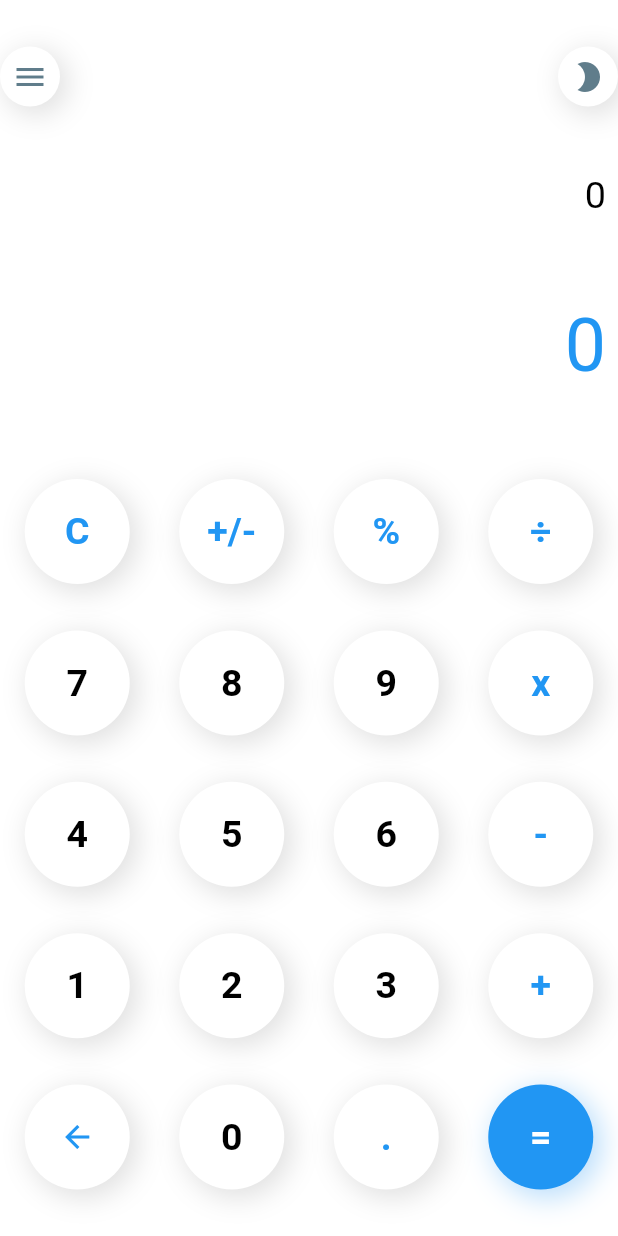
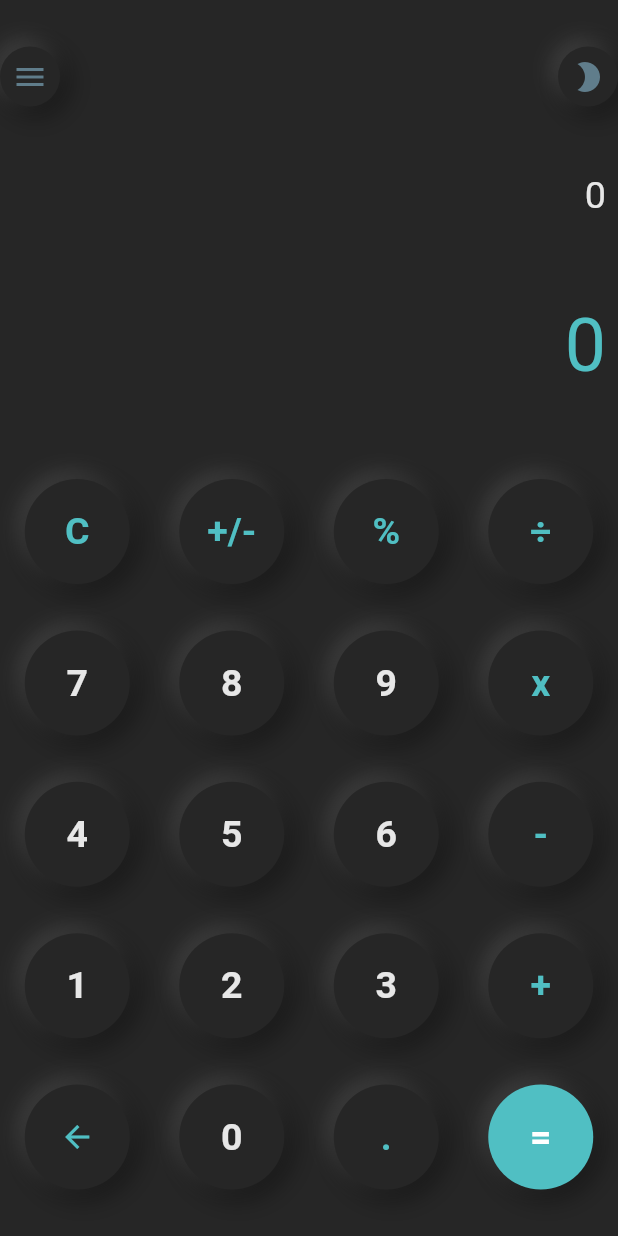
Before and after one commit to Haris2032/si_calulator, a Flutter app: the screen it shows after launch, after a tap on the "wb sunny" icon, on a phone screen of 412 x 824 dp. Run offline on Flutter 3.47's test engine with Material 2 defaults, Android fonts, the phone set to English and light mode, and no system bars; missing offline and left inert: calc_core, firebase_admob; accounts and stored records are empty.

Commit message:
Added dark moode

```diff
--- a/lib/data/data.dart
+++ b/lib/data/data.dart
@@ -7,12 +7,26 @@ class Data {
   static const String image = "images/calculator.png";
 }
 
-final primaryBgColor = Colors.white;
-final primaryButtonColor = Colors.white;
-final primaryIconColor = Colors.black;
-final secondaryIconColor = Colors.blue;
-final primaryShadowColor = Colors.white;
-final secondaryShadowColor = Colors.grey[300];
+class DayTheme {
+  final primaryBgColor = Color(0xffe7e7e7);
+  final primaryButtonColor = Color(0xffe7e7e7);
+  final primaryIconColor = Colors.black;
+  final secondaryIconColor = Color(0xff50bfc3);
+  final primaryShadowColor = Colors.white;
+  final secondaryShadowColor = Color(0xffd1d1d1);
 
-final dayColor = Colors.amber;
-final nightColor = Colors.blueGrey;
+  final themeIcon = Icons.wb_sunny;
+  final themeIconColor = Colors.amber;
+}
+
+class NightTheme {
+  final primaryBgColor = Color(0xff262626);
+  final primaryButtonColor = Color(0xff262626);
+  final primaryIconColor = Color(0xffe7e7e7);
+  final secondaryIconColor = Color(0xff50bfc3);
+  final primaryShadowColor = Color(0xff424242);
+  final secondaryShadowColor = Colors.black45;
+
+  final themeIcon = Icons.brightness_2;
+  final themeIconColor = Colors.blueGrey;
+}
--- a/lib/pages/material_calculator.dart
+++ b/lib/pages/material_calculator.dart
@@ -9,10 +9,13 @@ class MaterialCalculator extends StatefulWidget {
 
 class _MaterialCalculatorState extends State<MaterialCalculator> {
   var valueEntered = '', answer = '';
+
+  var numList = [0, 1, 2, 3, 4, 5, 6, 7, 8, 9];
+
   Calculator calc = Calculator();
-  var numList = [0, 1, 2, 3, 4, 5, 6, 7, 8, 9];
-  var themeIcon = Icons.wb_sunny;
-  var themeColor = dayColor;
+
+  var themeData;
+  bool themeChange = false;
 
   addDigit(int digit) {
     setState(() {
@@ -91,21 +94,13 @@ class _MaterialCalculatorState extends State<MaterialCalculator> {
       addPoint();
     } else if (numList.contains(value)) {
       addDigit(value);
-    } else if (value == 'day') {
+    } else if (value == 'themeChange') {
       setState(() {
-        themeIcon = Icons.brightness_2;
-        themeColor = nightColor;
-      });
-    } else if (value == 'night') {
-      setState(() {
-        themeIcon = Icons.wb_sunny;
-        themeColor = dayColor;
+        themeChange ? themeData = new DayTheme() : themeData = new NightTheme();
+        themeChange = !themeChange;
       });
     } else if (value == 'menu') {
-      setState(() {
-        themeIcon = Icons.wb_sunny;
-        themeColor = dayColor;
-      });
+      print("menu");
     } else {
       switch (value) {
         case '+':
@@ -128,24 +123,22 @@ class _MaterialCalculatorState extends State<MaterialCalculator> {
 
   Widget materialShadowButton(
       {child,
+      childId,
       childColor,
       buttonBgColor,
       primaryShadowColor,
       secondaryShadowColor,
       height = 70.0,
       width = 70.0}) {
+    if (childId == null) {
+      childId = child;
+    }
     return GestureDetector(
       onTap: () {
-        if (child == Icons.arrow_back) {
-          onButtonPressed("backSpace");
-        } else if (child == Icons.wb_sunny) {
-          onButtonPressed("day");
-        } else if (child == Icons.brightness_2) {
-          onButtonPressed("night");
-        } else if (child == Icons.menu) {
-          onButtonPressed("menu");
+        if (child == childId) {
+          onButtonPressed(child);
         } else {
-          onButtonPressed(child);
+          onButtonPressed(childId);
         }
       },
       child: Container(
@@ -185,11 +178,23 @@ class _MaterialCalculatorState extends State<MaterialCalculator> {
   }
 
   @override
+  void initState() {
+    super.initState();
+    themeData = new DayTheme();
+  }
+
+  @override
+  void dispose() {
+    themeData = new DayTheme();
+    super.dispose();
+  }
+
+  @override
   Widget build(BuildContext context) {
     final height = MediaQuery.of(context).size.height;
     final width = MediaQuery.of(context).size.width;
     return Scaffold(
-      backgroundColor: primaryBgColor,
+      backgroundColor: themeData.primaryBgColor,
       body: Column(
         children: <Widget>[
           Container(
@@ -205,21 +210,24 @@ class _MaterialCalculatorState extends State<MaterialCalculator> {
                     children: <Widget>[
                       materialShadowButton(
                         child: Icons.menu,
-                        childColor: nightColor,
-                        primaryShadowColor: primaryShadowColor,
-                        secondaryShadowColor: secondaryShadowColor,
-                        buttonBgColor: primaryButtonColor,
+                        childId: 'menu',
+                        childColor: themeData.themeIconColor,
+                        primaryShadowColor: themeData.primaryShadowColor,
+                        secondaryShadowColor: themeData.secondaryShadowColor,
+                        buttonBgColor: themeData.primaryButtonColor,
                         height: 40.0,
                         width: 40.0,
                       ),
                       materialShadowButton(
-                          child: themeIcon,
-                          height: 40.0,
-                          width: 40.0,
-                          childColor: themeColor,
-                          primaryShadowColor: primaryShadowColor,
-                          secondaryShadowColor: secondaryShadowColor,
-                          buttonBgColor: primaryButtonColor),
+                        child: themeData.themeIcon,
+                        childId: 'themeChange',
+                        childColor: themeData.themeIconColor,
+                        primaryShadowColor: themeData.primaryShadowColor,
+                        secondaryShadowColor: themeData.secondaryShadowColor,
+                        buttonBgColor: themeData.primaryButtonColor,
+                        height: 40.0,
+                        width: 40.0,
+                      ),
                     ],
                   ),
                 ),
@@ -233,7 +241,7 @@ class _MaterialCalculatorState extends State<MaterialCalculator> {
                       valueEntered != '' ? valueEntered : '0',
                       textAlign: TextAlign.left,
                       textScaleFactor: 1.8,
-                      style: TextStyle(color: primaryIconColor),
+                      style: TextStyle(color: themeData.primaryIconColor),
                     ),
                   ),
                 ),
@@ -246,7 +254,7 @@ class _MaterialCalculatorState extends State<MaterialCalculator> {
                       child: Text(
                         answer != '' ? answer : '0',
                         textScaleFactor: 3.5,
-                        style: TextStyle(color: secondaryIconColor),
+                        style: TextStyle(color: themeData.secondaryIconColor),
                       ),
                     ),
                   ),
@@ -264,28 +272,28 @@ class _MaterialCalculatorState extends State<MaterialCalculator> {
                     children: <Widget>[
                       materialShadowButton(
                           child: "C",
-                          childColor: secondaryIconColor,
-                          primaryShadowColor: primaryShadowColor,
-                          secondaryShadowColor: secondaryShadowColor,
-                          buttonBgColor: primaryButtonColor),
+                          childColor: themeData.secondaryIconColor,
+                          primaryShadowColor: themeData.primaryShadowColor,
+                          secondaryShadowColor: themeData.secondaryShadowColor,
+                          buttonBgColor: themeData.primaryButtonColor),
                       materialShadowButton(
                           child: "+/-",
-                          childColor: secondaryIconColor,
-                          primaryShadowColor: primaryShadowColor,
-                          secondaryShadowColor: secondaryShadowColor,
-                          buttonBgColor: primaryButtonColor),
+                          childColor: themeData.secondaryIconColor,
+                          primaryShadowColor: themeData.primaryShadowColor,
+                          secondaryShadowColor: themeData.secondaryShadowColor,
+                          buttonBgColor: themeData.primaryButtonColor),
                       materialShadowButton(
                           child: "%",
-                          childColor: secondaryIconColor,
-                          primaryShadowColor: primaryShadowColor,
-                          secondaryShadowColor: secondaryShadowColor,
-                          buttonBgColor: primaryButtonColor),
+                          childColor: themeData.secondaryIconColor,
+                          primaryShadowColor: themeData.primaryShadowColor,
+                          secondaryShadowColor: themeData.secondaryShadowColor,
+                          buttonBgColor: themeData.primaryButtonColor),
                       materialShadowButton(
                           child: "÷",
-                          childColor: secondaryIconColor,
-                          primaryShadowColor: primaryShadowColor,
-                          secondaryShadowColor: secondaryShadowColor,
-                          buttonBgColor: primaryButtonColor)
+                          childColor: themeData.secondaryIconColor,
+                          primaryShadowColor: themeData.primaryShadowColor,
+                          secondaryShadowColor: themeData.secondaryShadowColor,
+                          buttonBgColor: themeData.primaryButtonColor)
                     ],
                   ),
                   Row(
@@ -293,29 +301,29 @@ class _MaterialCalculatorState extends State<MaterialCalculator> {
                     children: <Widget>[
                       materialShadowButton(
                           child: 7,
-                          childColor: primaryIconColor,
-                          primaryShadowColor: primaryShadowColor,
-                          secondaryShadowColor: secondaryShadowColor,
-                          buttonBgColor: primaryButtonColor),
+                          childColor: themeData.primaryIconColor,
+                          primaryShadowColor: themeData.primaryShadowColor,
+                          secondaryShadowColor: themeData.secondaryShadowColor,
+                          buttonBgColor: themeData.primaryButtonColor),
                       materialShadowButton(
                         child: 8,
-                        childColor: primaryIconColor,
-                        primaryShadowColor: primaryShadowColor,
-                        secondaryShadowColor: secondaryShadowColor,
-                        buttonBgColor: primaryButtonColor,
+                        childColor: themeData.primaryIconColor,
+                        primaryShadowColor: themeData.primaryShadowColor,
+                        secondaryShadowColor: themeData.secondaryShadowColor,
+                        buttonBgColor: themeData.primaryButtonColor,
                       ),
                       materialShadowButton(
                           child: 9,
-                          childColor: primaryIconColor,
-                          primaryShadowColor: primaryShadowColor,
-                          secondaryShadowColor: secondaryShadowColor,
-                          buttonBgColor: primaryButtonColor),
+                          childColor: themeData.primaryIconColor,
+                          primaryShadowColor: themeData.primaryShadowColor,
+                          secondaryShadowColor: themeData.secondaryShadowColor,
+                          buttonBgColor: themeData.primaryButtonColor),
                       materialShadowButton(
                           child: "x",
-                          childColor: secondaryIconColor,
-                          primaryShadowColor: primaryShadowColor,
-                          secondaryShadowColor: secondaryShadowColor,
-                          buttonBgColor: primaryButtonColor)
+                          childColor: themeData.secondaryIconColor,
+                          primaryShadowColor: themeData.primaryShadowColor,
+                          secondaryShadowColor: themeData.secondaryShadowColor,
+                          buttonBgColor: themeData.primaryButtonColor)
                     ],
                   ),
                   Row(
@@ -323,28 +331,28 @@ class _MaterialCalculatorState extends State<MaterialCalculator> {
                     children: <Widget>[
                       materialShadowButton(
                           child: 4,
-                          childColor: primaryIconColor,
-                          primaryShadowColor: primaryShadowColor,
-                          secondaryShadowColor: secondaryShadowColor,
-                          buttonBgColor: primaryButtonColor),
+                          childColor: themeData.primaryIconColor,
+                          primaryShadowColor: themeData.primaryShadowColor,
+                          secondaryShadowColor: themeData.secondaryShadowColor,
+                          buttonBgColor: themeData.primaryButtonColor),
                       materialShadowButton(
                           child: 5,
-                          childColor: primaryIconColor,
-                          primaryShadowColor: primaryShadowColor,
-                          secondaryShadowColor: secondaryShadowColor,
-                          buttonBgColor: primaryButtonColor),
+                          childColor: themeData.primaryIconColor,
+                          primaryShadowColor: themeData.primaryShadowColor,
+                          secondaryShadowColor: themeData.secondaryShadowColor,
+                          buttonBgColor: themeData.primaryButtonColor),
                       materialShadowButton(
                           child: 6,
-                          childColor: primaryIconColor,
-                          primaryShadowColor: primaryShadowColor,
-                          secondaryShadowColor: secondaryShadowColor,
-                          buttonBgColor: primaryButtonColor),
+                          childColor: themeData.primaryIconColor,
+                          primaryShadowColor: themeData.primaryShadowColor,
+                          secondaryShadowColor: themeData.secondaryShadowColor,
+                          buttonBgColor: themeData.primaryButtonColor),
                       materialShadowButton(
                           child: "-",
-                          childColor: secondaryIconColor,
-                          primaryShadowColor: primaryShadowColor,
-                          secondaryShadowColor: secondaryShadowColor,
-                          buttonBgColor: primaryButtonColor)
+                          childColor: themeData.secondaryIconColor,
+                          primaryShadowColor: themeData.primaryShadowColor,
+                          secondaryShadowColor: themeData.secondaryShadowColor,
+                          buttonBgColor: themeData.primaryButtonColor)
                     ],
                   ),
                   Row(
@@ -352,28 +360,28 @@ class _MaterialCalculatorState extends State<MaterialCalculator> {
                     children: <Widget>[
                       materialShadowButton(
                           child: 1,
-                          childColor: primaryIconColor,
-                          primaryShadowColor: primaryShadowColor,
-                          secondaryShadowColor: secondaryShadowColor,
-                          buttonBgColor: primaryButtonColor),
+                          childColor: themeData.primaryIconColor,
+                          primaryShadowColor: themeData.primaryShadowColor,
+                          secondaryShadowColor: themeData.secondaryShadowColor,
+                          buttonBgColor: themeData.primaryButtonColor),
                       materialShadowButton(
                           child: 2,
-                          childColor: primaryIconColor,
-                          primaryShadowColor: primaryShadowColor,
-                          secondaryShadowColor: secondaryShadowColor,
-                          buttonBgColor: primaryButtonColor),
+                          childColor: themeData.primaryIconColor,
+                          primaryShadowColor: themeData.primaryShadowColor,
+                          secondaryShadowColor: themeData.secondaryShadowColor,
+                          buttonBgColor: themeData.primaryButtonColor),
                       materialShadowButton(
                           child: 3,
-                          childColor: primaryIconColor,
-                          primaryShadowColor: primaryShadowColor,
-                          secondaryShadowColor: secondaryShadowColor,
-                          buttonBgColor: primaryButtonColor),
+                          childColor: themeData.primaryIconColor,
+                          primaryShadowColor: themeData.primaryShadowColor,
+                          secondaryShadowColor: themeData.secondaryShadowColor,
+                          buttonBgColor: themeData.primaryButtonColor),
                       materialShadowButton(
                           child: "+",
-                          childColor: secondaryIconColor,
-                          primaryShadowColor: primaryShadowColor,
-                          secondaryShadowColor: secondaryShadowColor,
-                          buttonBgColor: primaryButtonColor)
+                          childColor: themeData.secondaryIconColor,
+                          primaryShadowColor: themeData.primaryShadowColor,
+                          secondaryShadowColor: themeData.secondaryShadowColor,
+                          buttonBgColor: themeData.primaryButtonColor)
                     ],
                   ),
                   Row(
@@ -381,28 +389,29 @@ class _MaterialCalculatorState extends State<MaterialCalculator> {
                     children: <Widget>[
                       materialShadowButton(
                           child: Icons.arrow_back,
-                          childColor: secondaryIconColor,
-                          primaryShadowColor: primaryShadowColor,
-                          secondaryShadowColor: secondaryShadowColor,
-                          buttonBgColor: primaryButtonColor),
+                          childId: "backSpace",
+                          childColor: themeData.secondaryIconColor,
+                          primaryShadowColor: themeData.primaryShadowColor,
+                          secondaryShadowColor: themeData.secondaryShadowColor,
+                          buttonBgColor: themeData.primaryButtonColor),
                       materialShadowButton(
                           child: 0,
-                          childColor: primaryIconColor,
-                          primaryShadowColor: primaryShadowColor,
-                          secondaryShadowColor: secondaryShadowColor,
-                          buttonBgColor: primaryButtonColor),
+                          childColor: themeData.primaryIconColor,
+                          primaryShadowColor: themeData.primaryShadowColor,
+                          secondaryShadowColor: themeData.secondaryShadowColor,
+                          buttonBgColor: themeData.primaryButtonColor),
                       materialShadowButton(
                           child: ".",
-                          childColor: secondaryIconColor,
-                          primaryShadowColor: primaryShadowColor,
-                          secondaryShadowColor: secondaryShadowColor,
-                          buttonBgColor: primaryButtonColor),
+                          childColor: themeData.secondaryIconColor,
+                          primaryShadowColor: themeData.primaryShadowColor,
+                          secondaryShadowColor: themeData.secondaryShadowColor,
+                          buttonBgColor: themeData.primaryButtonColor),
                       materialShadowButton(
                           child: "=",
                           childColor: Colors.white,
-                          primaryShadowColor: primaryShadowColor,
-                          secondaryShadowColor: Colors.blue[100],
-                          buttonBgColor: Colors.blue)
+                          primaryShadowColor: themeData.primaryShadowColor,
+                          secondaryShadowColor: themeData.secondaryShadowColor,
+                          buttonBgColor: themeData.secondaryIconColor)
                     ],
                   ),
                 ],
```
Also changed, not shown: 1 other file.
